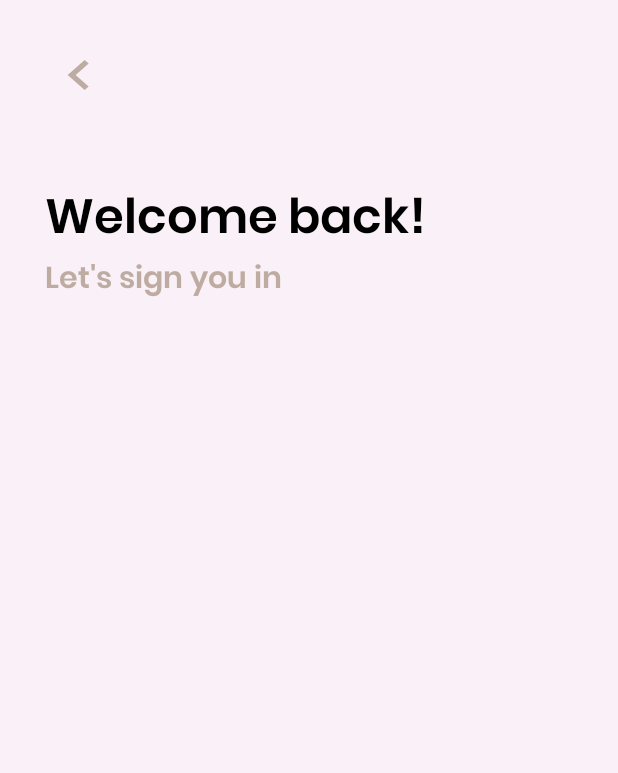
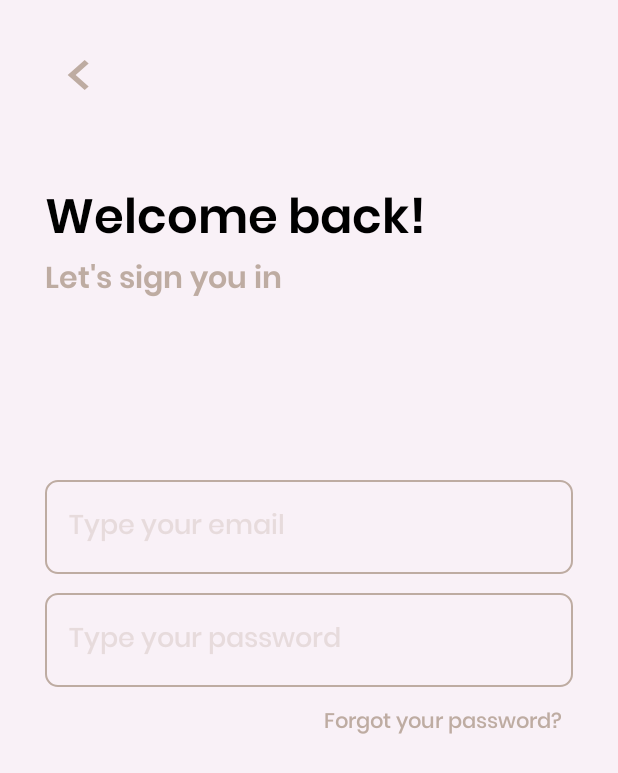
Before and after one commit to frocha1012/YouTravel-App, an Android app: the login screen opened directly, with no data from a screen before it, on a phone screen of 412 x 824 dp. Shown: the top 773 px of the screen. Run offline under Robolectric (Android 15) with nearby library versions, the phone set to English and light mode, and no system bars.

Commit message:
signin v1.2

```diff
--- a/app/build.gradle.kts
+++ b/app/build.gradle.kts
@@ -63,6 +63,7 @@ dependencies {
     implementation(libs.androidx.ui.graphics)
     implementation(libs.androidx.ui.tooling.preview)
     implementation(libs.androidx.material3)
+    implementation("com.google.android.material:material:1.13.0-alpha01")
     testImplementation(libs.junit)
     androidTestImplementation(libs.androidx.junit)
     androidTestImplementation(libs.androidx.espresso.core)
@@ -70,4 +71,5 @@ dependencies {
     androidTestImplementation(libs.androidx.ui.test.junit4)
     debugImplementation(libs.androidx.ui.tooling)
     debugImplementation(libs.androidx.ui.test.manifest)
+
 }
--- /dev/null
+++ b/app/src/main/res/drawable/edit_text_background.xml
@@ -0,0 +1,8 @@
+<?xml version="1.0" encoding="utf-8"?>
+<shape xmlns:android="http://schemas.android.com/apk/res/android">
+    <solid android:color="#00FFFFFF"/> <!-- Transparent background -->
+    <stroke android:width="1dp" android:color="@color/main" /> <!-- Define this color in your colors.xml -->
+    <corners android:radius="8dp"/> <!-- Adjust the radius to match your design -->
+    <padding android:left="8dp" android:top="8dp"
+        android:right="8dp" android:bottom="8dp"/> <!-- Padding inside the border -->
+</shape>
--- a/app/src/main/res/layout/activity_login.xml
+++ b/app/src/main/res/layout/activity_login.xml
@@ -49,4 +49,55 @@
         app:layout_constraintStart_toStartOf="parent"
         app:layout_constraintTop_toTopOf="parent" />
 
+
+    <EditText
+        android:id="@+id/inputEmail"
+        android:layout_width="0dp"
+        android:layout_height="wrap_content"
+        android:layout_marginStart="30dp"
+        android:layout_marginTop="320dp"
+        android:layout_marginEnd="30dp"
+        android:background="@drawable/edit_text_background"
+        android:fontFamily="@font/poppins_medium"
+        android:hint="@string/typeEmail"
+        android:inputType="textEmailAddress"
+        android:padding="16dp"
+        android:textColorHint="@color/main50"
+        app:layout_constraintEnd_toEndOf="parent"
+        app:layout_constraintStart_toStartOf="parent"
+        app:layout_constraintTop_toTopOf="parent" />
+
+    <EditText
+        android:id="@+id/inputPassword"
+        android:layout_width="0dp"
+        android:layout_height="wrap_content"
+        android:layout_marginStart="30dp"
+        android:layout_marginTop="395dp"
+        android:layout_marginEnd="30dp"
+        android:background="@drawable/edit_text_background"
+        android:fontFamily="@font/poppins_medium"
+        android:hint="@string/typePassword"
+        android:inputType="textPassword"
+        android:padding="16dp"
+        android:textColorHint="@color/main50"
+        app:layout_constraintEnd_toEndOf="parent"
+        app:layout_constraintStart_toStartOf="parent"
+        app:layout_constraintTop_toTopOf="parent" />
+
+    <TextView
+        android:id="@+id/forgotPassword"
+        android:layout_width="wrap_content"
+        android:layout_height="wrap_content"
+        android:layout_marginStart="216dp"
+        android:layout_marginTop="470dp"
+        android:fontFamily="@font/poppins_medium"
+        android:text="@string/forgetPassword"
+        android:textColor="@color/main"
+        android:textSize="14sp"
+        android:textStyle="normal"
+        app:layout_constraintStart_toStartOf="parent"
+        app:layout_constraintTop_toTopOf="parent" />
+
+
+
 </androidx.constraintlayout.widget.ConstraintLayout>
--- a/app/src/main/res/values/strings.xml
+++ b/app/src/main/res/values/strings.xml
@@ -1,7 +1,31 @@
 <resources>
     <string name="app_name">YouTravel</string>
-    <string name="title_activity_login">login</string>
+    <string name="title_activity_login">Login</string>
     <!-- TODO: Remove or change this placeholder text -->
+    <string name="front_descriptionApp">Organize your journeys, capture unforgettable moments, and create a stunning travel portfolio all in one place. Discover new destinations, attach places to your itineraries, and keep your adventures alive with photos. Start your journey with Wanderlog today and explore the world your way!</string>
+
+
+
+
+
+
+
+
+
+    <!-- TODO: FERNANDO NAO MEXER -->
+
     <string name="loginwelcome">Welcome back!</string>
     <string name="loginsignin">Let\'s sign you in</string>
+    <string name="typePassword">Type your password</string>
+    <string name="typeEmail">Type your email</string>
+    <string name="Email">Email</string>
+    <string name="forgetPassword">Forgot your password?</string>
+
+    <!-- TODO: FERNANDO NAO MEXER -->
+
+
+
+
+
+
 </resources>
```
Also changed, not shown: app/src/main/res/font/poppins_medium.ttf (added).
